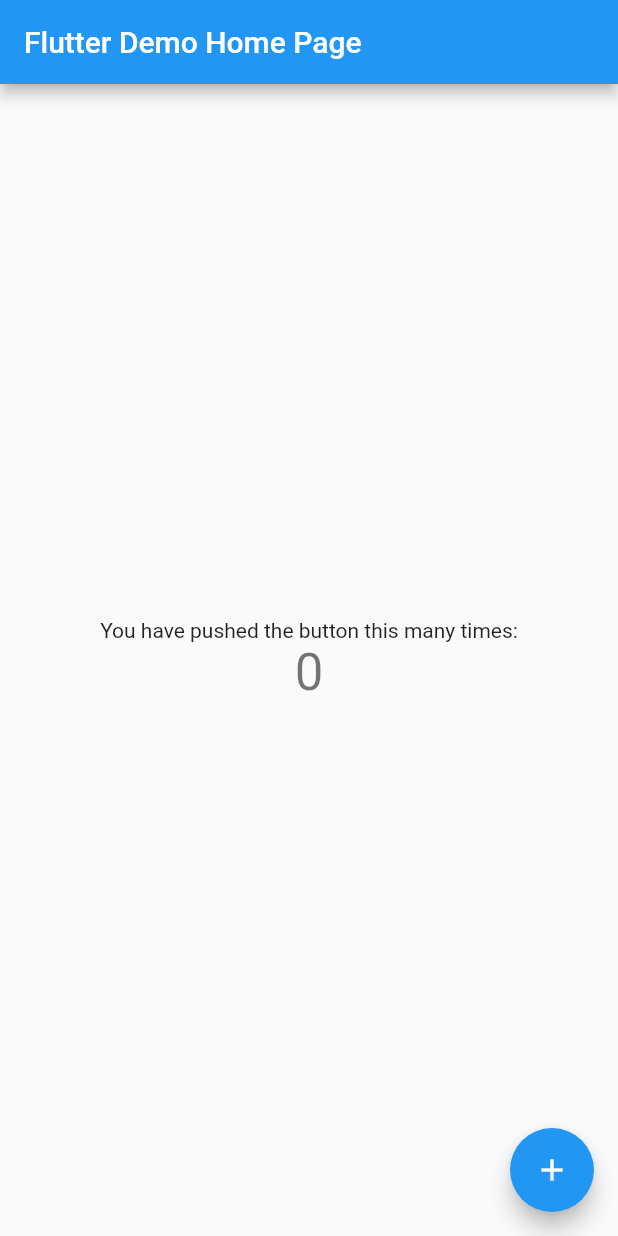
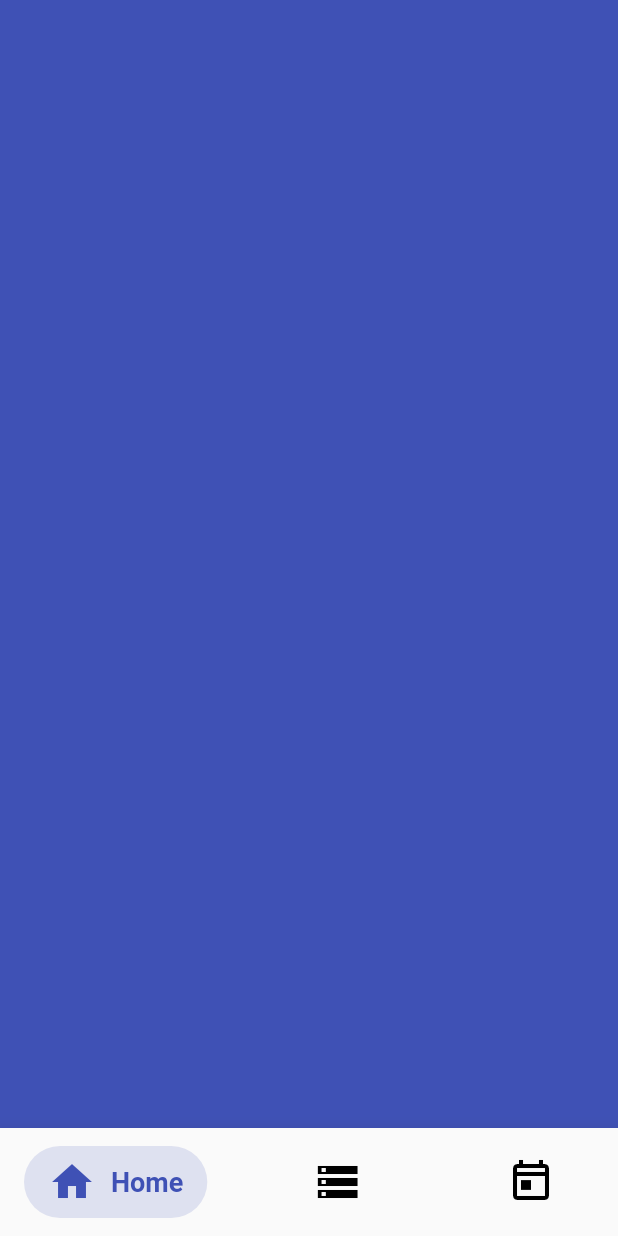
Before and after one commit to kalifun/lokalny, a Flutter app: the screen it shows after launch, on a phone screen of 412 x 824 dp. Run offline on Flutter 3.47's test engine with Material 2 defaults, Android fonts, the light colour scheme and no system bars; our stand-ins replace flutter_screenutil.

Commit message:
:sparkles:  Testing the lower navigation bar
Testing the lower navigation bar

```diff
--- /dev/null
+++ b/lib/common/values/navigation_items.dart
@@ -0,0 +1,16 @@
+import 'package:flutter/material.dart';
+
+class NavigationItem {
+  String title;
+  IconData iconData;
+
+  NavigationItem({required this.title,required this.iconData});
+}
+
+
+var NavigationItems = <NavigationItem>[
+  NavigationItem(
+    title: "Home",
+    iconData: iconData
+  )
+]
--- /dev/null
+++ b/lib/common/widgets/animated_bottom_bar.dart
@@ -0,0 +1,95 @@
+import 'package:flutter/cupertino.dart';
+import 'package:flutter/material.dart';
+
+class MainProgramNavigationBar extends StatefulWidget {
+  final List<MainItem> mainItems;
+  final Duration animationDuration;
+  final Function onBarTap;
+  MainProgramNavigationBar(
+      {Key? key,
+      required this.mainItems,
+      this.animationDuration = const Duration(milliseconds: 500),
+      required this.onBarTap})
+      : super(key: key);
+
+  @override
+  _MainProgramNavigationBarState createState() =>
+      _MainProgramNavigationBarState();
+}
+
+class _MainProgramNavigationBarState extends State<MainProgramNavigationBar> {
+  int selectedBarIndex = 0;
+  @override
+  Widget build(BuildContext context) {
+    return Material(
+      elevation: 10.0,
+      child: Padding(
+        padding: const EdgeInsets.only(
+            bottom: 12.0, top: 12.0, left: 16.0, right: 16.0),
+        child: Row(
+          mainAxisSize: MainAxisSize.max,
+          mainAxisAlignment: MainAxisAlignment.spaceBetween,
+          children: _buildMainItems(),
+        ),
+      ),
+    );
+  }
+
+  List<Widget> _buildMainItems() {
+    List<Widget> _mainItems = [];
+    for (int i = 0; i < widget.mainItems.length; i++) {
+      MainItem item = widget.mainItems[i];
+      bool isSelected = selectedBarIndex == i;
+      _mainItems.add(InkWell(
+        splashColor: Colors.transparent,
+        onTap: () {
+          setState(() {
+            selectedBarIndex = i;
+            widget.onBarTap(selectedBarIndex);
+          });
+        },
+        child: AnimatedContainer(
+          padding: const EdgeInsets.symmetric(horizontal: 16.0, vertical: 8.0),
+          duration: widget.animationDuration,
+          decoration: BoxDecoration(
+            color:
+                isSelected ? item.color.withOpacity(0.15) : Colors.transparent,
+            borderRadius: const BorderRadius.all(Radius.circular(30)),
+          ),
+          child: Row(
+            children: <Widget>[
+              Icon(
+                item.iconData,
+                color: isSelected ? item.color : Colors.black,
+                size: 32,
+              ),
+              const SizedBox(
+                width: 10.0,
+              ),
+              AnimatedSize(
+                duration: widget.animationDuration,
+                curve: Curves.easeInOut,
+                child: Text(
+                  isSelected ? item.title : "",
+                  style: TextStyle(
+                      color: item.color,
+                      fontWeight: FontWeight.w600,
+                      fontSize: 18.0),
+                ),
+              )
+            ],
+          ),
+        ),
+      ));
+    }
+    return _mainItems;
+  }
+}
+
+class MainItem {
+  String title;
+  IconData iconData;
+  Color color;
+
+  MainItem({required this.title, required this.iconData, required this.color});
+}
--- a/lib/main.dart
+++ b/lib/main.dart
@@ -1,8 +1,18 @@
 import 'package:flutter/material.dart';
 import 'package:lokalny/common/screen/screen.dart';
+import 'package:lokalny/pages/home/home_page.dart';
+import 'package:flutter/services.dart';
+import 'dart:io';
 
 void main() {
   runApp(const MyApp());
+  if (Platform.isAndroid) {
+    // 设置状态栏背景及颜色
+    SystemUiOverlayStyle systemUiOverlayStyle =
+        SystemUiOverlayStyle(statusBarColor: Colors.transparent);
+    SystemChrome.setSystemUIOverlayStyle(systemUiOverlayStyle);
+    // SystemChrome.setEnabledSystemUIOverlays([]); //隐藏状态栏
+  }
 }
 
 class MyApp extends StatelessWidget {
@@ -12,105 +22,9 @@
   @override
   Widget build(BuildContext context) {
     return MaterialApp(
-      title: 'Flutter Demo',
-      theme: ThemeData(
-        // This is the theme of your application.
-        //
-        // Try running your application with "flutter run". You'll see the
-        // application has a blue toolbar. Then, without quitting the app, try
-        // changing the primarySwatch below to Colors.green and then invoke
-        // "hot reload" (press "r" in the console where you ran "flutter run",
-        // or simply save your changes to "hot reload" in a Flutter IDE).
-        // Notice that the counter didn't reset back to zero; the application
-        // is not restarted.
-        primarySwatch: Colors.blue,
-      ),
-      home: const MyHomePage(title: 'Flutter Demo Home Page'),
+      title: 'Lokalny',
+      home: HomePage(),
+      showSemanticsDebugger: false,
     );
   }
 }
-
-class MyHomePage extends StatefulWidget {
-  const MyHomePage({Key? key, required this.title}) : super(key: key);
-
-  // This widget is the home page of your application. It is stateful, meaning
-  // that it has a State object (defined below) that contains fields that affect
-  // how it looks.
-
-  // This class is the configuration for the state. It holds the values (in this
-  // case the title) provided by the parent (in this case the App widget) and
-  // used by the build method of the State. Fields in a Widget subclass are
-  // always marked "final".
-
-  final String title;
-
-  @override
-  State<MyHomePage> createState() => _MyHomePageState();
-}
-
-class _MyHomePageState extends State<MyHomePage> {
-  int _counter = 0;
-
-  void _incrementCounter() {
-    setState(() {
-      // This call to setState tells the Flutter framework that something has
-      // changed in this State, which causes it to rerun the build method below
-      // so that the display can reflect the updated values. If we changed
-      // _counter without calling setState(), then the build method would not be
-      // called again, and so nothing would appear to happen.
-      _counter++;
-    });
-  }
-
-  @override
-  Widget build(BuildContext context) {
-    // This method is rerun every time setState is called, for instance as done
-    // by the _incrementCounter method above.
-    //
-    // The Flutter framework has been optimized to make rerunning build methods
-    // fast, so that you can just rebuild anything that needs updating rather
-    // than having to individually change instances of widgets.
-    return Scaffold(
-      appBar: AppBar(
-        // Here we take the value from the MyHomePage object that was created by
-        // the App.build method, and use it to set our appbar title.
-        title: Text(widget.title),
-      ),
-      body: Center(
-        // Center is a layout widget. It takes a single child and positions it
-        // in the middle of the parent.
-        child: Column(
-          // Column is also a layout widget. It takes a list of children and
-          // arranges them vertically. By default, it sizes itself to fit its
-          // children horizontally, and tries to be as tall as its parent.
-          //
-          // Invoke "debug painting" (press "p" in the console, choose the
-          // "Toggle Debug Paint" action from the Flutter Inspector in Android
-          // Studio, or the "Toggle Debug Paint" command in Visual Studio Code)
-          // to see the wireframe for each widget.
-          //
-          // Column has various properties to control how it sizes itself and
-          // how it positions its children. Here we use mainAxisAlignment to
-          // center the children vertically; the main axis here is the vertical
-          // axis because Columns are vertical (the cross axis would be
-          // horizontal).
-          mainAxisAlignment: MainAxisAlignment.center,
-          children: <Widget>[
-            const Text(
-              'You have pushed the button this many times:',
-            ),
-            Text(
-              '$_counter',
-              style: Theme.of(context).textTheme.headline4,
-            ),
-          ],
-        ),
-      ),
-      floatingActionButton: FloatingActionButton(
-        onPressed: _incrementCounter,
-        tooltip: 'Increment',
-        child: const Icon(Icons.add),
-      ), // This trailing comma makes auto-formatting nicer for build methods.
-    );
-  }
-}
--- /dev/null
+++ b/lib/pages/home/home_page.dart
@@ -0,0 +1,50 @@
+import 'package:flutter/material.dart';
+import 'package:flutter/rendering.dart';
+import 'package:flutter_screenutil/flutter_screenutil.dart';
+import 'package:lokalny/common/screen/screen.dart';
+import 'package:lokalny/common/widgets/animated_bottom_bar.dart';
+
+class HomePage extends StatefulWidget {
+  HomePage({Key? key}) : super(key: key);
+
+  final List<MainItem> mainItems = [
+    MainItem(title: "Home", iconData: Icons.home, color: Colors.indigo),
+    MainItem(
+        title: "Storage", iconData: Icons.storage, color: Colors.pinkAccent),
+    MainItem(title: "Todo", iconData: Icons.today_outlined, color: Colors.teal)
+  ];
+
+  @override
+  _HomePageState createState() => _HomePageState();
+}
+
+class _HomePageState extends State<HomePage> {
+  int selectedItemIndex = 0;
+
+  @override
+  Widget build(BuildContext context) {
+    ScreenUtil.init(
+      BoxConstraints(
+        maxHeight: MediaQuery.of(context).size.height,
+        maxWidth: MediaQuery.of(context).size.width,
+      ),
+      designSize: const Size(375, 734),
+    );
+    return Scaffold(
+      backgroundColor: Colors.white,
+      body: AnimatedContainer(
+        duration: const Duration(milliseconds: 300),
+        color: widget.mainItems[selectedItemIndex].color,
+      ),
+      bottomNavigationBar: MainProgramNavigationBar(
+        mainItems: widget.mainItems,
+        animationDuration: const Duration(milliseconds: 150),
+        onBarTap: (index) {
+          setState(() {
+            selectedItemIndex = index;
+          });
+        },
+      ),
+    );
+  }
+}
--- /dev/null
+++ b/lib/pages/index/index_page.dart
@@ -0,0 +1,15 @@
+import 'package:flutter/material.dart';
+
+class IndexPage extends StatefulWidget {
+  IndexPage({Key? key}) : super(key: key);
+
+  @override
+  _IndexPageState createState() => _IndexPageState();
+}
+
+class _IndexPageState extends State<IndexPage> {
+  @override
+  Widget build(BuildContext context) {
+    return Container();
+  }
+}
```
Also changed, not shown: assets/home.svg (added), assets/storage.svg (added), assets/todo.svg (added).
